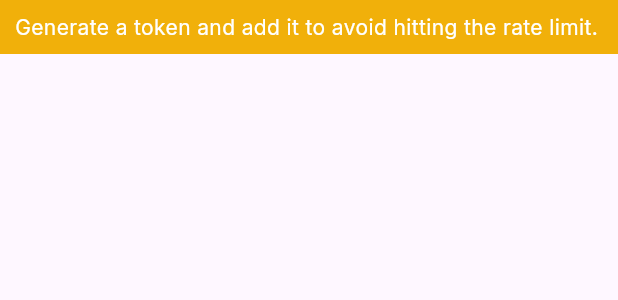
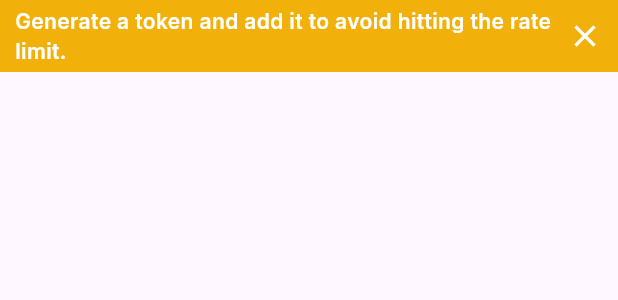
Before and after one commit to GnuaAruht/GitHunt_Flutter, a Flutter app: the _TokenAlertWidget widget shown alone on an empty page, opened directly, on a phone screen of 412 x 824 dp. Shown: the top 300 px of the screen. Run offline on Flutter 3.47's test engine with Material 3 defaults, Android fonts, the phone set to English and light mode, and no system bars; our stand-ins replace dio, flutter_smart_dialog, flutter_svg, freezed_annotation, get_it, go_router and 3 more; accounts and stored records are empty; generated files the repository leaves out were written again.

Commit message:
add token alert banner in main_page.dart

```diff
--- a/lib/core/const/api_const.dart
+++ b/lib/core/const/api_const.dart
@@ -1,9 +1,8 @@
 abstract class ApiConst {
-
-
   static const languageColorUrl =
       "https://raw.githubusercontent.com/github/linguist/master/lib/linguist/languages.yml";
 
-
+  static const tokenGenerateUrl =
+      "https://github.com/settings/tokens/new?description=GitHunt&scopes=public_repo";
 
 }
--- a/lib/features/main/widget/token_alert.dart
+++ b/lib/features/main/widget/token_alert.dart
@@ -1,4 +1,7 @@
 part of '../main_page.dart';
+
+const _tokenAlertMessage =
+    "Generate a token and add it to avoid hitting the rate limit.";
 
 class _TokenAlertWidget extends StatelessWidget {
   const _TokenAlertWidget({super.key});
@@ -12,12 +15,30 @@ class _TokenAlertWidget extends StatelessWidget {
         color: const Color(0xFFF1B00A),
         padding: const EdgeInsets.symmetric(
           horizontal: 10.0,
-          vertical: 8.0,
+          vertical: 4.0,
         ),
-        child: const Text(
-          "Generate a token and add it to avoid hitting the rate limit.",
-          style: TextStyle(color: Colors.white),
+        child: const Row(
+          children: [
+            Expanded(
+              child: Text(
+                _tokenAlertMessage,
+                style: TextStyle(
+                  color: Colors.white,
+                  fontWeight: FontWeight.w600,
+                ),
+              ),
+            ),
+            Icon(Icons.close, color: Colors.white),
+            // IconButton(
+            //   onPressed: () {},
+            //   icon: const Icon(Icons.close,color: Colors.white,size: 10.0),
+            // )
+          ],
         ),
+        // child: Text(
+        //   _tokenAlertMessage,
+        //   style: TextStyle(color: Colors.white),
+        // ),
       ),
     );
   }
--- a/pubspec.yaml
+++ b/pubspec.yaml
@@ -23,6 +23,7 @@ dependencies:
   isar_flutter_libs: ^3.1.0+1
   path_provider: ^2.0.15
   flutter_smart_dialog: ^4.9.7+7
+  url_launcher: ^6.3.0
 
 dev_dependencies:
   flutter_test:
```
Also changed, not shown: lib/features/language/language_filter_bottom_sheet.dart (+5 -4 lines), lib/features/main/main_page.dart (+46 -2 lines), lib/features/main/widget/enter_token_dialog.dart (+13 -21 lines), lib/features/language/widget/filter_title.dart (renamed from lib/features/language/widget/filter_title_widget.dart), lib/features/language/widget/language_list.dart (renamed from lib/features/language/widget/language_list_widget.dart), lib/features/language/widget/language_not_found.dart (renamed from lib/features/language/widget/language_not_found_widget.dart), lib/features/language/widget/search.dart (renamed from lib/features/language/widget/search_widget.dart), pubspec.lock, 2 other files.
